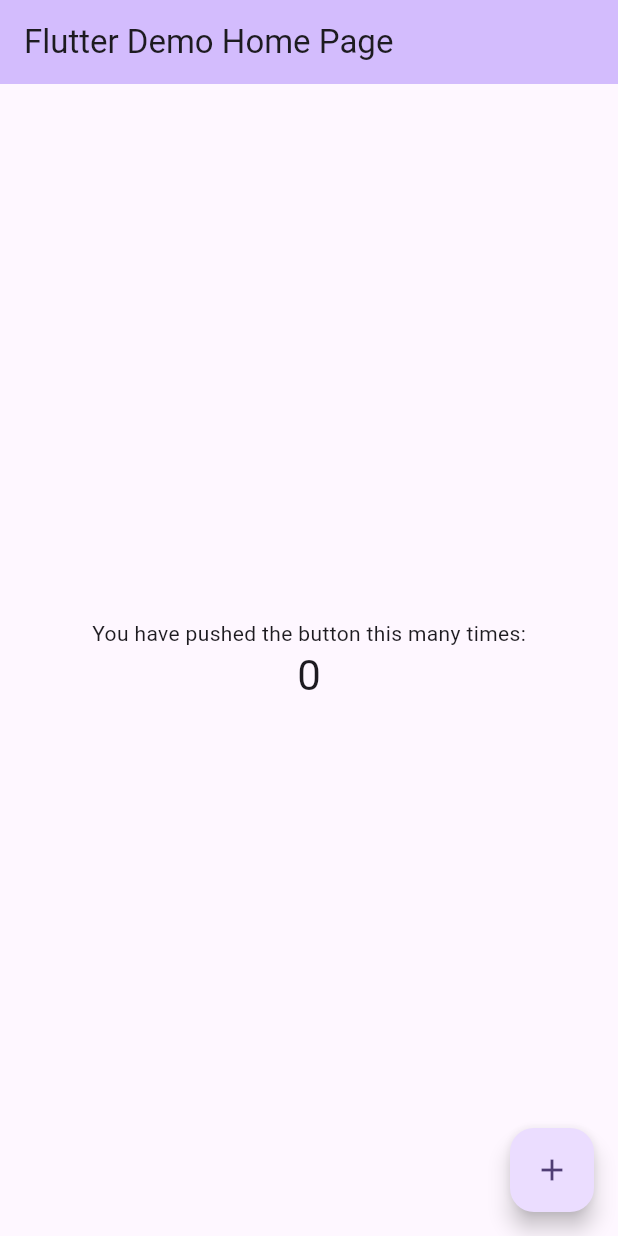
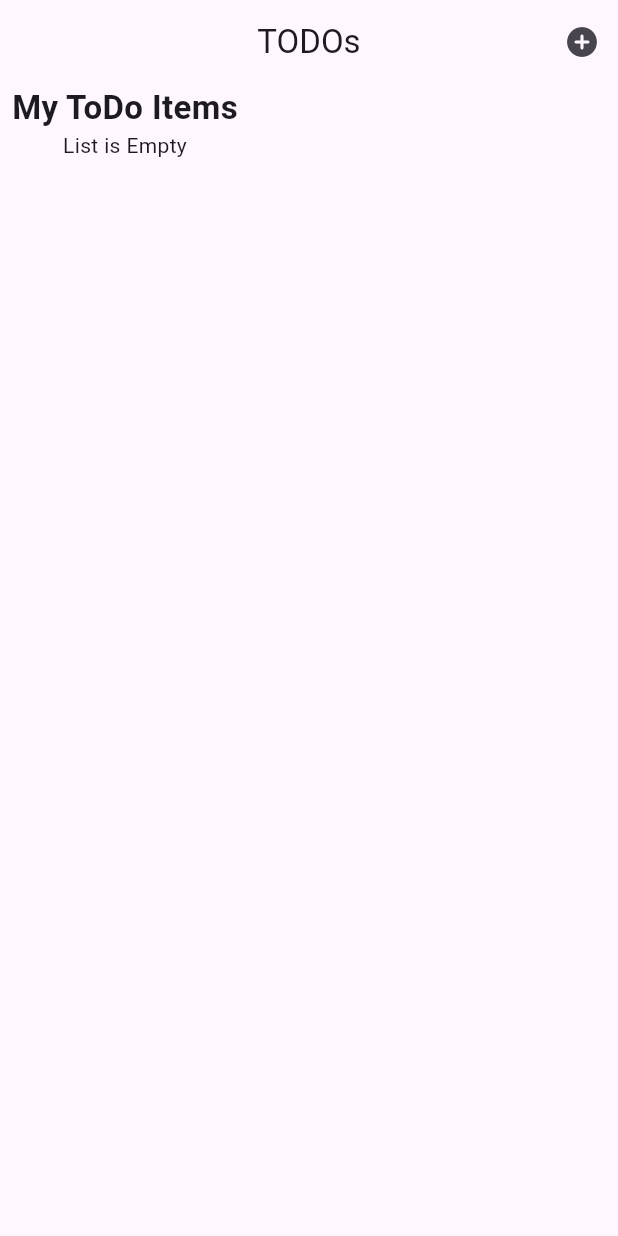
Before and after one commit to zahraaapz/to_do_flutter, a Flutter app: the screen it shows after launch, on a phone screen of 412 x 824 dp. Run offline on Flutter 3.47's test engine with Material 3 defaults, Android fonts, the light colour scheme and no system bars; our stand-ins replace hive, hive_flutter; missing offline and left inert: dart:ffi; accounts and stored records are empty.

Commit message:
add mainScreen

```diff
--- a/lib/main.dart
+++ b/lib/main.dart
@@ -2,6 +2,7 @@ import 'dart:io';
 import 'package:flutter/material.dart';
 import 'package:hive/hive.dart';
 import 'package:path_provider/path_provider.dart';
+import 'package:to_do_list/main_screen.dart';
 import 'package:to_do_list/model/todo_model.dart';
 
 const String todoBox='todo-box';
@@ -26,113 +27,23 @@ class MyApp extends StatelessWidget {
     return MaterialApp(
       title: 'Flutter Demo',
       theme: ThemeData(
-        // This is the theme of your application.
-        //
-        // TRY THIS: Try running your application with "flutter run". You'll see
-        // the application has a purple toolbar. Then, without quitting the app,
-        // try changing the seedColor in the colorScheme below to Colors.green
-        // and then invoke "hot reload" (save your changes or press the "hot
-        // reload" button in a Flutter-supported IDE, or press "r" if you used
-        // the command line to start the app).
-        //
-        // Notice that the counter didn't reset back to zero; the application
-        // state is not lost during the reload. To reset the state, use hot
-        // restart instead.
-        //
-        // This works for code too, not just values: Most code changes can be
-        // tested with just a hot reload.
-        colorScheme: ColorScheme.fromSeed(seedColor: Colors.deepPurple),
+        appBarTheme: const AppBarTheme(
+          centerTitle: true
+        ),
+        inputDecorationTheme: InputDecorationTheme(
+          hintStyle: const TextStyle(
+            color: Colors.black12,
+
+          ),
+          border: OutlineInputBorder(
+            borderRadius: BorderRadius.circular(5),
+            borderSide: BorderSide(color:Colors.blue.withAlpha(5))
+          )
+        )
+        ,colorScheme: ColorScheme.fromSeed(seedColor: Colors.deepPurple),
         useMaterial3: true,
       ),
-      home: const MyHomePage(title: 'Flutter Demo Home Page'),
+      home: const MainScreen(),
     );
   }
 }
-
-class MyHomePage extends StatefulWidget {
-  const MyHomePage({super.key, required this.title});
-
-  // This widget is the home page of your application. It is stateful, meaning
-  // that it has a State object (defined below) that contains fields that affect
-  // how it looks.
-
-  // This class is the configuration for the state. It holds the values (in this
-  // case the title) provided by the parent (in this case the App widget) and
-  // used by the build method of the State. Fields in a Widget subclass are
-  // always marked "final".
-
-  final String title;
-
-  @override
-  State<MyHomePage> createState() => _MyHomePageState();
-}
-
-class _MyHomePageState extends State<MyHomePage> {
-  int _counter = 0;
-
-  void _incrementCounter() {
-    setState(() {
-      // This call to setState tells the Flutter framework that something has
-      // changed in this State, which causes it to rerun the build method below
-      // so that the display can reflect the updated values. If we changed
-      // _counter without calling setState(), then the build method would not be
-      // called again, and so nothing would appear to happen.
-      _counter++;
-    });
-  }
-
-  @override
-  Widget build(BuildContext context) {
-    // This method is rerun every time setState is called, for instance as done
-    // by the _incrementCounter method above.
-    //
-    // The Flutter framework has been optimized to make rerunning build methods
-    // fast, so that you can just rebuild anything that needs updating rather
-    // than having to individually change instances of widgets.
-    return Scaffold(
-      appBar: AppBar(
-        // TRY THIS: Try changing the color here to a specific color (to
-        // Colors.amber, perhaps?) and trigger a hot reload to see the AppBar
-        // change color while the other colors stay the same.
-        backgroundColor: Theme.of(context).colorScheme.inversePrimary,
-        // Here we take the value from the MyHomePage object that was created by
-        // the App.build method, and use it to set our appbar title.
-        title: Text(widget.title),
-      ),
-      body: Center(
-        // Center is a layout widget. It takes a single child and positions it
-        // in the middle of the parent.
-        child: Column(
-          // Column is also a layout widget. It takes a list of children and
-          // arranges them vertically. By default, it sizes itself to fit its
-          // children horizontally, and tries to be as tall as its parent.
-          //
-          // Column has various properties to control how it sizes itself and
-          // how it positions its children. Here we use mainAxisAlignment to
-          // center the children vertically; the main axis here is the vertical
-          // axis because Columns are vertical (the cross axis would be
-          // horizontal).
-          //
-          // TRY THIS: Invoke "debug painting" (choose the "Toggle Debug Paint"
-          // action in the IDE, or press "p" in the console), to see the
-          // wireframe for each widget.
-          mainAxisAlignment: MainAxisAlignment.center,
-          children: <Widget>[
-            const Text(
-              'You have pushed the button this many times:',
-            ),
-            Text(
-              '$_counter',
-              style: Theme.of(context).textTheme.headlineMedium,
-            ),
-          ],
-        ),
-      ),
-      floatingActionButton: FloatingActionButton(
-        onPressed: _incrementCounter,
-        tooltip: 'Increment',
-        child: const Icon(Icons.add),
-      ), // This trailing comma makes auto-formatting nicer for build methods.
-    );
-  }
-}
--- /dev/null
+++ b/lib/main_screen.dart
@@ -0,0 +1,86 @@
+import 'dart:ffi';
+
+import 'package:flutter/material.dart';
+import 'package:hive/hive.dart';
+import 'package:hive_flutter/adapters.dart';
+import 'package:to_do_list/main.dart';
+import 'package:to_do_list/model/todo_model.dart';
+
+class MainScreen extends StatefulWidget {
+  const MainScreen({super.key});
+
+  @override
+  State<MainScreen> createState() => _MainScreenState();
+}
+
+final box=Hive.box<ToDoModel>(todoBox);
+
+class _MainScreenState extends State<MainScreen> {
+  @override
+  Widget build(BuildContext context) {
+    return SafeArea(child:Scaffold(
+      appBar: AppBar(
+        title:const Text('TODOs'),
+        actions: [IconButton(onPressed: (){}, icon:const Icon(Icons.add_circle_rounded))],
+      ),
+      body:Column(children: [
+        const Padding(
+          padding: EdgeInsets.symmetric(horizontal:8.0),
+          child: Text('My ToDo Items',style: TextStyle(fontSize: 22,fontWeight: FontWeight.w600),),
+        ),
+          Expanded(child:
+          ValueListenableBuilder<Box<ToDoModel>>(valueListenable:box.listenable(),
+           builder:(context, value, child) {
+
+                 final list=value.values.toList();
+                 if (list.isEmpty) {
+                 return  const Text('List is Empty');
+                 } else {
+                   return ListView.builder(
+                    itemCount: list.length,
+                    itemBuilder:(context, index) {
+
+                       list[index].id=box.keyAt(index);
+
+                      return GestureDetector(
+                        onTap: (){
+                          ScaffoldMessenger.of(context).showSnackBar(SnackBar(
+                            backgroundColor: Colors.black,
+                            action: SnackBarAction(label: 'Edit', onPressed: (){}),
+                            content:Text(list[index].des)));
+                        },
+                        child: Container(
+                          margin: const EdgeInsets.only(bottom: 12),
+
+                          child: Dismissible(
+                            background: Container(
+                              padding: const EdgeInsets.all(12),
+                              color: Colors.red,child: const Icon(Icons.delete),),
+                            dismissThresholds: const {DismissDirection.endToStart:0.3},
+                            onDismissed: (direction) {
+                              if (direction==DismissDirection.endToStart) {
+                                box.delete(list[index].id);
+
+                              }
+                            },
+                            key: ValueKey<int>(list[index].id), child:Container() ),
+                        ),
+                      );
+                   },);
+                 }
+
+
+
+
+
+
+
+
+
+
+
+           },))
+      ],)
+    ));
+  }
+}
```
